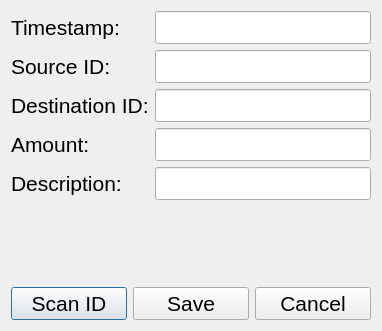
1icolo/AUPay, file src/windows/ui/ChargebackTransactionDialog.ui: the form before one commit.
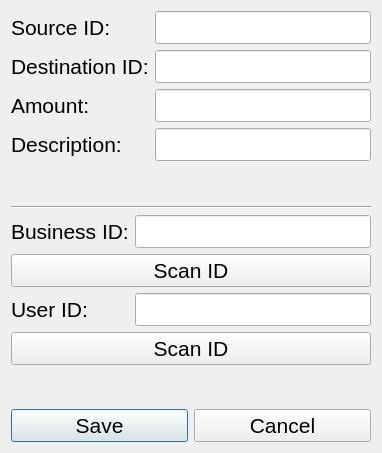
The form after the commit.

Commit message: chargeback now possible

The edit to the form file:
```diff
--- a/src/windows/ui/ChargebackTransactionDialog.ui
+++ b/src/windows/ui/ChargebackTransactionDialog.ui
@@ -7,28 +7,15 @@
     <x>0</x>
     <y>0</y>
     <width>382</width>
-    <height>331</height>
+    <height>453</height>
    </rect>
   </property>
   <property name="windowTitle">
    <string>Add Transaction</string>
   </property>
   <layout class="QGridLayout" name="gridLayout">
-   <item row="1" column="1">
+   <item row="3" column="1">
     <layout class="QHBoxLayout" name="horizontalLayout_2">
-     <item>
-      <widget class="QPushButton" name="buttonSave_addTransaction_3">
-       <property name="font">
-        <font>
-         <family>Segoe UI</family>
-         <pointsize>16</pointsize>
-        </font>
-       </property>
-       <property name="text">
-        <string>Scan ID</string>
-       </property>
-      </widget>
-     </item>
      <item>
       <widget class="QPushButton" name="buttonSave_addTransaction">
        <property name="font">
@@ -57,35 +44,16 @@
      </item>
     </layout>
    </item>
+   <item row="1" column="1">
+    <widget class="Line" name="line">
+     <property name="orientation">
+      <enum>Qt::Horizontal</enum>
+     </property>
+    </widget>
+   </item>
    <item row="0" column="1">
     <layout class="QFormLayout" name="formLayout">
      <item row="0" column="0">
-      <widget class="QLabel" name="timestampLabel">
-       <property name="font">
-        <font>
-         <family>Segoe UI</family>
-         <pointsize>16</pointsize>
-        </font>
-       </property>
-       <property name="text">
-        <string>Timestamp:</string>
-       </property>
-      </widget>
-     </item>
-     <item row="0" column="1">
-      <widget class="QLineEdit" name="timestampLineEdit">
-       <property name="font">
-        <font>
-         <family>Segoe UI</family>
-         <pointsize>16</pointsize>
-        </font>
-       </property>
-       <property name="readOnly">
-        <bool>true</bool>
-       </property>
-      </widget>
-     </item>
-     <item row="1" column="0">
       <widget class="QLabel" name="sourceIDLabel">
        <property name="font">
         <font>
@@ -98,7 +66,7 @@
        </property>
       </widget>
      </item>
-     <item row="1" column="1">
+     <item row="0" column="1">
       <widget class="QLineEdit" name="sourceIDLineEdit">
        <property name="font">
         <font>
@@ -111,7 +79,7 @@
        </property>
       </widget>
      </item>
-     <item row="2" column="0">
+     <item row="1" column="0">
       <widget class="QLabel" name="destinationIDLabel">
        <property name="font">
         <font>
@@ -124,7 +92,7 @@
        </property>
       </widget>
      </item>
-     <item row="2" column="1">
+     <item row="1" column="1">
       <widget class="QLineEdit" name="destinationIDLineEdit">
        <property name="font">
         <font>
@@ -137,20 +105,7 @@
        </property>
       </widget>
      </item>
-     <item row="3" column="1">
-      <widget class="QLineEdit" name="amountLineEdit">
-       <property name="font">
-        <font>
-         <family>Segoe UI</family>
-         <pointsize>16</pointsize>
-        </font>
-       </property>
-       <property name="readOnly">
-        <bool>true</bool>
-       </property>
-      </widget>
-     </item>
-     <item row="3" column="0">
+     <item row="2" column="0">
       <widget class="QLabel" name="amountLabel">
        <property name="font">
         <font>
@@ -163,7 +118,20 @@
        </property>
       </widget>
      </item>
-     <item row="4" column="0">
+     <item row="2" column="1">
+      <widget class="QLineEdit" name="amountLineEdit">
+       <property name="font">
+        <font>
+         <family>Segoe UI</family>
+         <pointsize>16</pointsize>
+        </font>
+       </property>
+       <property name="readOnly">
+        <bool>true</bool>
+       </property>
+      </widget>
+     </item>
+     <item row="3" column="0">
       <widget class="QLabel" name="descriptionLabel">
        <property name="font">
         <font>
@@ -176,7 +144,7 @@
        </property>
       </widget>
      </item>
-     <item row="4" column="1">
+     <item row="3" column="1">
       <widget class="QLineEdit" name="descriptionLineEdit">
        <property name="font">
         <font>
@@ -191,6 +159,88 @@
      </item>
     </layout>
    </item>
+   <item row="2" column="1">
+    <layout class="QFormLayout" name="formLayout_2">
+     <item row="0" column="0">
+      <widget class="QLabel" name="businessIDLabel">
+       <property name="font">
+        <font>
+         <family>Segoe UI</family>
+         <pointsize>16</pointsize>
+        </font>
+       </property>
+       <property name="text">
+        <string>Business ID:</string>
+       </property>
+      </widget>
+     </item>
+     <item row="0" column="1">
+      <widget class="QLineEdit" name="businessIDLineEdit">
+       <property name="font">
+        <font>
+         <family>Segoe UI</family>
+         <pointsize>16</pointsize>
+        </font>
+       </property>
+       <property name="readOnly">
+        <bool>true</bool>
+       </property>
+      </widget>
+     </item>
+     <item row="2" column="0">
+      <widget class="QLabel" name="userIDLabel">
+       <property name="font">
+        <font>
+         <family>Segoe UI</family>
+         <pointsize>16</pointsize>
+        </font>
+       </property>
+       <property name="text">
+        <string>User ID:</string>
+       </property>
+      </widget>
+     </item>
+     <item row="2" column="1">
+      <widget class="QLineEdit" name="userIDLineEdit">
+       <property name="font">
+        <font>
+         <family>Segoe UI</family>
+         <pointsize>16</pointsize>
+        </font>
+       </property>
+       <property name="readOnly">
+        <bool>true</bool>
+       </property>
+      </widget>
+     </item>
+     <item row="3" column="0" colspan="2">
+      <widget class="QPushButton" name="buttonScanUser">
+       <property name="font">
+        <font>
+         <family>Segoe UI</family>
+         <pointsize>16</pointsize>
+        </font>
+       </property>
+       <property name="text">
+        <string>Scan ID</string>
+       </property>
+      </widget>
+     </item>
+     <item row="1" column="0" colspan="2">
+      <widget class="QPushButton" name="buttonScanBusiness">
+       <property name="font">
+        <font>
+         <family>Segoe UI</family>
+         <pointsize>16</pointsize>
+        </font>
+       </property>
+       <property name="text">
+        <string>Scan ID</string>
+       </property>
+      </widget>
+     </item>
+    </layout>
+   </item>
   </layout>
  </widget>
  <resources/>
```
The commit also changes 4 other files.
